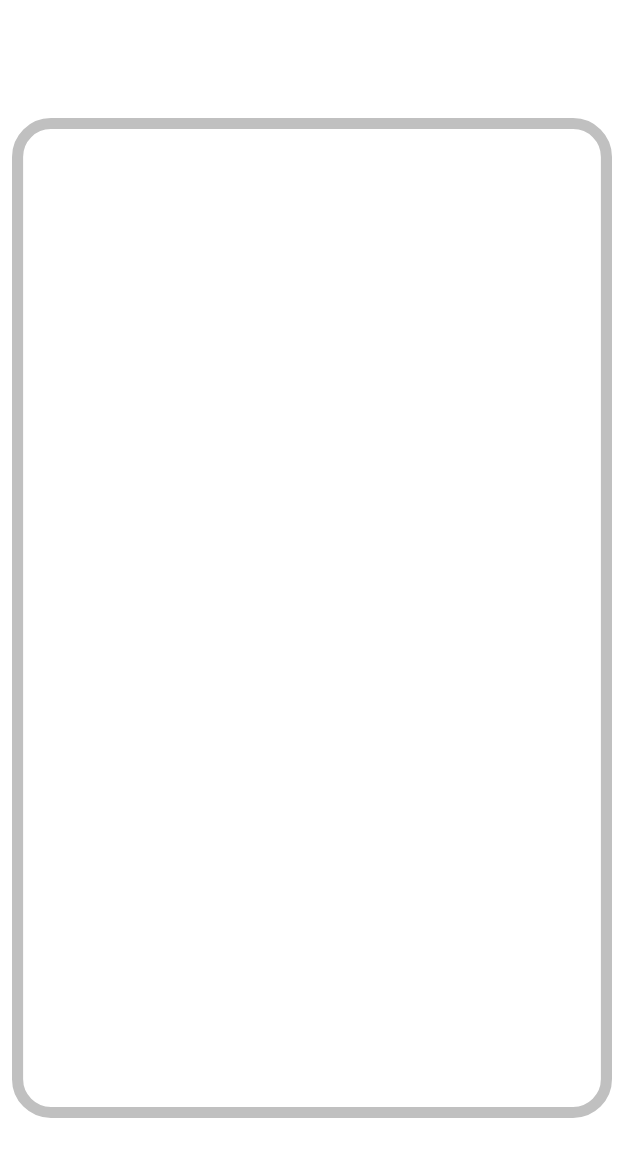
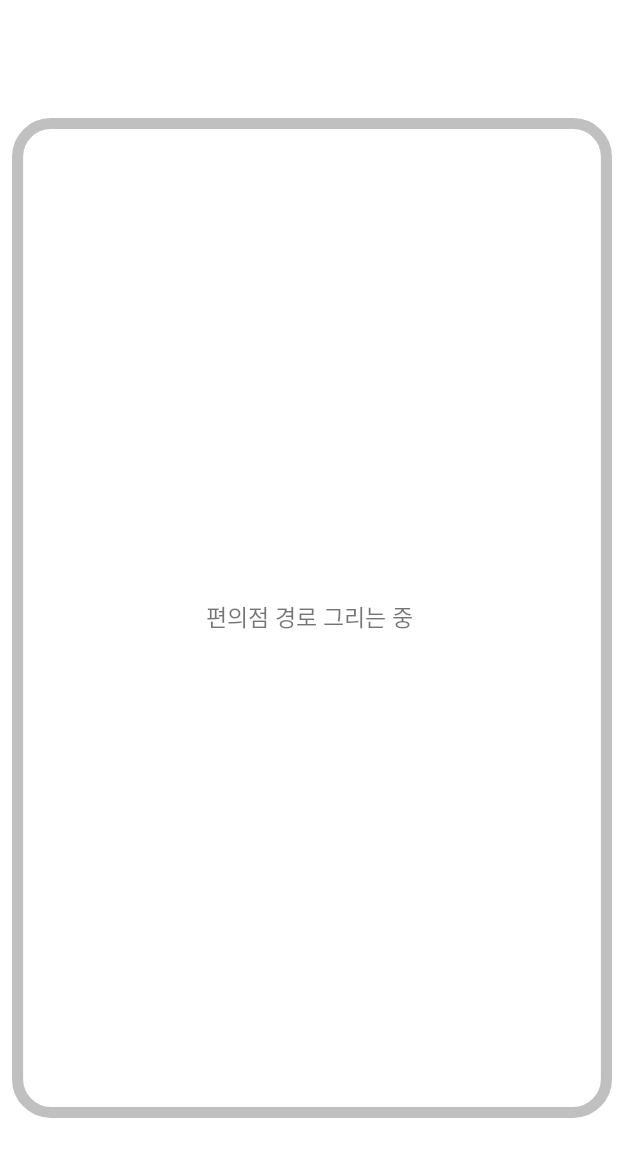
Before and after one commit to taeminHan/capstone, an Android app: the MapActivity screen opened directly, with no data from a screen before it, on a phone screen of 412 x 824 dp. Shown: the top 1157 px of the screen. Run offline under Robolectric (Android 15) with nearby library versions, the light colour scheme and no system bars; libraries missing offline, so code that uses them is left out: com.skt; 19 statements that could not run were skipped.

Commit message:
Tmap api 편의점 선택 후 길찾기 구현

```diff
--- a/Capstone/app/src/main/AndroidManifest.xml
+++ b/Capstone/app/src/main/AndroidManifest.xml
@@ -55,10 +55,6 @@
             android:name=".DetectActivity"
             android:exported="true" />
 
-        <meta-data
-            android:name="com.kakao.sdk.AppKey"
-            android:value="e8f3732d36d621e7d5afb540cd9fd88c" />
-
         <activity
             android:name=".MapActivity"
             android:exported="true" />
--- a/Capstone/app/src/main/java/com/cap/withsullivan/MapActivity.kt
+++ b/Capstone/app/src/main/java/com/cap/withsullivan/MapActivity.kt
@@ -1,13 +1,13 @@
 package com.cap.withsullivan
 
 
-import android.Manifest
-import android.content.Intent
+import android.graphics.BitmapFactory
 import android.graphics.Color
 import android.location.Location
-import android.os.Build
 import android.os.Bundle
 import android.util.Log
+import android.view.View
+import android.view.WindowManager
 import androidx.appcompat.app.AppCompatActivity
 import com.cap.withsullivan.databinding.ActivityMapBinding
 import com.skt.Tmap.TMapData
@@ -17,44 +17,30 @@ import com.skt.Tmap.TMapView
 
 class MapActivity : AppCompatActivity(), TMapGpsManager.onLocationChangedCallback {
 
+    private val binding by lazy { ActivityMapBinding.inflate(layoutInflater) }
+
     private val TAG = "Test"
 
     private var tMapView: TMapView? = null
     private var tMapGPS: TMapGpsManager? = null
     private var tMapPoint: TMapPoint? = null
 
-    private var destLat = 0.0
-    private var destLon = 0.0
-
     override fun onCreate(savedInstanceState: Bundle?) {
         super.onCreate(savedInstanceState)
+        setContentView(binding.root)
 
-        val binding = ActivityMapBinding.inflate(layoutInflater)
-        setContentView(binding.root)
+        // 화면 켜짐 유지
+        window.setFlags(
+            WindowManager.LayoutParams.FLAG_KEEP_SCREEN_ON,
+            WindowManager.LayoutParams.FLAG_KEEP_SCREEN_ON
+        )
 
         tMapView = TMapView(this)
         tMapView!!.setSKTMapApiKey("l7xx184eefe2e110491b9ff59f533d66b17b")
         binding.linearLayoutTmap.addView(tMapView)
 
-        // 선택한 목적지 위도 경도 가져오기 나중에 편의점 위치 데이터 불러오면 됨
-        destLat = 37.651244
-        destLon = 126.670430
-
         TmapOn()
 
-    }
-
-    // 보행자 경로 그리기
-    private fun drawPedestrianPath() {
-        val point1 = tMapView!!.centerPoint // 현재위치
-        val point2 = TMapPoint(destLat, destLon)
-        val tMapData = TMapData()
-
-        tMapData.findPathDataWithType(
-            TMapData.TMapPathType.PEDESTRIAN_PATH, point1, point2) {
-                tMapPolyLine -> tMapPolyLine.lineColor = Color.BLUE
-            tMapView!!.addTMapPath(tMapPolyLine)
-        }
     }
 
     private fun TmapOn() {
@@ -64,6 +50,16 @@ class MapActivity : AppCompatActivity(), TMapGpsManager.onLocationChangedCallbac
         tMapView!!.setIconVisibility(true)
         tMapView!!.mapType = TMapView.MAPTYPE_STANDARD
         tMapView!!.setLanguage(TMapView.LANGUAGE_KOREAN)
+
+        tMapView!!.setCompassMode(true)
+        tMapView!!.setSightVisible(true)
+        tMapView!!.setTrackingMode(true)
+
+        // 마커 제거
+        val start = BitmapFactory.decodeResource(resources, R.drawable.none)
+        val end = BitmapFactory.decodeResource(resources, R.drawable.none)
+        val pass = BitmapFactory.decodeResource(resources, R.drawable.none)
+        tMapView!!.setTMapPathIcon(start, end, pass)
 
         // 내 위치 찍기
         tMapView!!.setIconVisibility(true)
@@ -80,6 +76,23 @@ class MapActivity : AppCompatActivity(), TMapGpsManager.onLocationChangedCallbac
 
     }
 
+    // 보행자 경로 그리기
+    private fun drawPedestrianPath() {
+        val point1 = tMapView!!.centerPoint // 현재위치
+        for (i: Int in 0..3) {
+            if (choice == i) {
+                val point2 = TMapPoint(latitude_list[i], longitude_list[i])
+                val tMapData = TMapData()
+
+                tMapData.findPathDataWithType(
+                    TMapData.TMapPathType.PEDESTRIAN_PATH, point1, point2) {
+                        tMapPolyLine -> tMapPolyLine.lineColor = Color.BLUE
+                    tMapView!!.addTMapPath(tMapPolyLine)
+                }
+            }
+        }
+    }
+
     override fun onLocationChange(location: Location) {
         tMapPoint = tMapGPS!!.location
         var lat = tMapPoint!!.latitude
@@ -90,8 +103,10 @@ class MapActivity : AppCompatActivity(), TMapGpsManager.onLocationChangedCallbac
             tMapView!!.setLocationPoint(lng, lat)
 
             drawPedestrianPath()
+            binding.Drawing.visibility = View.INVISIBLE
+            binding.linearLayoutTmap.visibility = View.VISIBLE
         } catch (e: Exception) {
-
+            Log.d(TAG, "GPS를 켜주세요.")
         }
     }
 }
--- a/Capstone/app/src/main/java/com/cap/withsullivan/MenuActivity.kt
+++ b/Capstone/app/src/main/java/com/cap/withsullivan/MenuActivity.kt
@@ -31,10 +31,6 @@ class MenuActivity : AppCompatActivity() {
 
         val binding = ActivityMenuBinding.inflate(layoutInflater)
         setContentView(binding.root)
-
-        val test = 123
-        val intent2 = Intent(this, SearchMap::class.java)
-        intent2.putExtra("Test", test)
 
         // 카메라 권한 사용
         checkPermission()
--- a/Capstone/app/src/main/res/layout/activity_map.xml
+++ b/Capstone/app/src/main/res/layout/activity_map.xml
@@ -20,6 +20,7 @@
         app:srcCompat="@drawable/button_1" />
 
     <LinearLayout
+        android:visibility="invisible"
         android:id="@+id/linearLayoutTmap"
         android:layout_width="350dp"
         android:layout_height="600dp"
@@ -32,5 +33,21 @@
         app:layout_constraintTop_toTopOf="parent"
         app:layout_constraintVertical_bias="0.496" />
 
+    <TextView
+        android:id="@+id/Drawing"
+        android:layout_width="300dp"
+        android:layout_height="50dp"
+        android:layout_marginEnd="56dp"
+        android:text="편의점 경로 그리는 중"
+        android:fontFamily="@font/nanumgothic"
+        android:gravity="center"
+        android:textSize="15sp"
+        app:layout_constraintBottom_toBottomOf="parent"
+        app:layout_constraintEnd_toEndOf="parent"
+        app:layout_constraintLeft_toLeftOf="parent"
+        app:layout_constraintRight_toRightOf="parent"
+        app:layout_constraintTop_toTopOf="parent"
+        app:layout_constraintVertical_bias="0.499" />
+
 
 </androidx.constraintlayout.widget.ConstraintLayout>
--- a/Capstone/app/src/main/res/values-night/themes.xml
+++ b/Capstone/app/src/main/res/values-night/themes.xml
@@ -5,7 +5,7 @@
         <item name="windowActionBar">false</item>
         <item name="windowNoTitle">true</item>
         <item name="colorPrimary">@color/purple_200</item>
-        <item name="colorPrimaryDark">@color/purple_700</item>
+        <item name="colorPrimaryDark">#7F7F7F</item>
         <item name="colorAccent">@color/teal_200</item>
         <!-- Customize your theme here. -->
     </style>
--- a/Capstone/app/src/main/res/values/themes.xml
+++ b/Capstone/app/src/main/res/values/themes.xml
@@ -4,9 +4,9 @@
         <!-- Primary brand color. -->
         <item name="windowActionBar">false</item>
         <item name="windowNoTitle">true</item>
-        <item name="android:statusBarColor">@android:color/transparent</item>
+<!--        <item name="android:statusBarColor">@android:color/transparent</item>-->
         <item name="colorPrimary">@color/purple_500</item>
-        <item name="colorPrimaryDark">@color/purple_700</item>
+        <item name="colorPrimaryDark">#7F7F7F</item>
         <item name="colorAccent">@color/teal_200</item>
         <!-- Customize your theme here. -->
     </style>
```
Also changed, not shown: Capstone/app/src/main/java/com/cap/withsullivan/MainActivity.kt (+7 -0 lines), Capstone/app/src/main/java/com/cap/withsullivan/SearchMap.kt (+29 -37 lines), Capstone/app/src/main/res/drawable/none.png (added).
